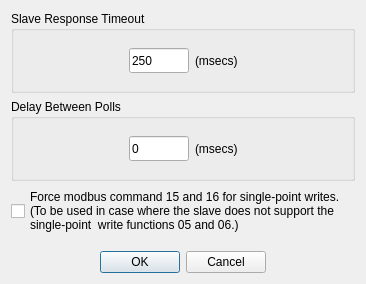
sanny32/OpenModScan, file modscan64/dialogprotocolselections.ui: the form before one commit.
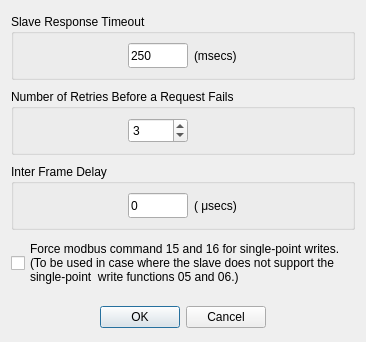
The form after the commit. Custom widgets are drawn as their Qt base class.

```diff
--- a/modscan64/dialogprotocolselections.ui
+++ b/modscan64/dialogprotocolselections.ui
@@ -7,7 +7,7 @@
     <x>0</x>
     <y>0</y>
     <width>366</width>
-    <height>284</height>
+    <height>342</height>
    </rect>
   </property>
   <property name="windowTitle">
@@ -16,6 +16,12 @@
   <layout class="QVBoxLayout" name="verticalLayout">
    <item>
     <widget class="QGroupBox" name="groupBox_2">
+     <property name="sizePolicy">
+      <sizepolicy hsizetype="Preferred" vsizetype="Fixed">
+       <horstretch>0</horstretch>
+       <verstretch>0</verstretch>
+      </sizepolicy>
+     </property>
      <property name="title">
       <string>Slave Response Timeout</string>
      </property>
@@ -25,9 +31,12 @@
         <property name="orientation">
          <enum>Qt::Horizontal</enum>
         </property>
+        <property name="sizeType">
+         <enum>QSizePolicy::Fixed</enum>
+        </property>
         <property name="sizeHint" stdset="0">
          <size>
-          <width>94</width>
+          <width>105</width>
           <height>20</height>
          </size>
         </property>
@@ -75,10 +84,91 @@
      </layout>
     </widget>
    </item>
+   <item>
+    <widget class="QGroupBox" name="groupBox">
+     <property name="sizePolicy">
+      <sizepolicy hsizetype="Preferred" vsizetype="Fixed">
+       <horstretch>0</horstretch>
+       <verstretch>0</verstretch>
+      </sizepolicy>
+     </property>
+     <property name="title">
+      <string>Number of Retries Before a Request Fails</string>
+     </property>
+     <layout class="QHBoxLayout" name="horizontalLayout">
+      <item>
+       <spacer name="horizontalSpacer_5">
+        <property name="orientation">
+         <enum>Qt::Horizontal</enum>
+        </property>
+        <property name="sizeType">
+         <enum>QSizePolicy::Fixed</enum>
+        </property>
+        <property name="sizeHint" stdset="0">
+         <size>
+          <width>105</width>
+          <height>20</height>
+         </size>
+        </property>
+       </spacer>
+      </item>
+      <item>
+       <widget class="QSpinBox" name="spinBoxRetries">
+        <property name="sizePolicy">
+         <sizepolicy hsizetype="Fixed" vsizetype="Fixed">
+          <horstretch>0</horstretch>
+          <verstretch>0</verstretch>
+         </sizepolicy>
+        </property>
+        <property name="minimumSize">
+         <size>
+          <width>60</width>
+          <height>25</height>
+         </size>
+        </property>
+        <property name="maximumSize">
+         <size>
+          <width>60</width>
+          <height>16777215</height>
+         </size>
+        </property>
+        <property name="minimum">
+         <number>1</number>
+        </property>
+        <property name="maximum">
+         <number>10</number>
+        </property>
+        <property name="value">
+         <number>3</number>
+        </property>
+       </widget>
+      </item>
+      <item>
+       <spacer name="horizontalSpacer_6">
+        <property name="orientation">
+         <enum>Qt::Horizontal</enum>
+        </property>
+        <property name="sizeHint" stdset="0">
+         <size>
+          <width>145</width>
+          <height>20</height>
+         </size>
+        </property>
+       </spacer>
+      </item>
+     </layout>
+    </widget>
+   </item>
    <item>
     <widget class="QGroupBox" name="groupBox_3">
+     <property name="sizePolicy">
+      <sizepolicy hsizetype="Preferred" vsizetype="Fixed">
+       <horstretch>0</horstretch>
+       <verstretch>0</verstretch>
+      </sizepolicy>
+     </property>
      <property name="title">
-      <string>Delay Between Polls</string>
+      <string>Inter Frame Delay</string>
      </property>
      <layout class="QHBoxLayout" name="horizontalLayout_3">
       <item>
@@ -86,9 +176,12 @@
         <property name="orientation">
          <enum>Qt::Horizontal</enum>
         </property>
+        <property name="sizeType">
+         <enum>QSizePolicy::Fixed</enum>
+        </property>
         <property name="sizeHint" stdset="0">
          <size>
-          <width>94</width>
+          <width>105</width>
           <height>20</height>
          </size>
         </property>
@@ -116,7 +209,7 @@
       <item>
        <widget class="QLabel" name="label_2">
         <property name="text">
-         <string>(msecs)</string>
+         <string>( μsecs)</string>
         </property>
        </widget>
       </item>
```
